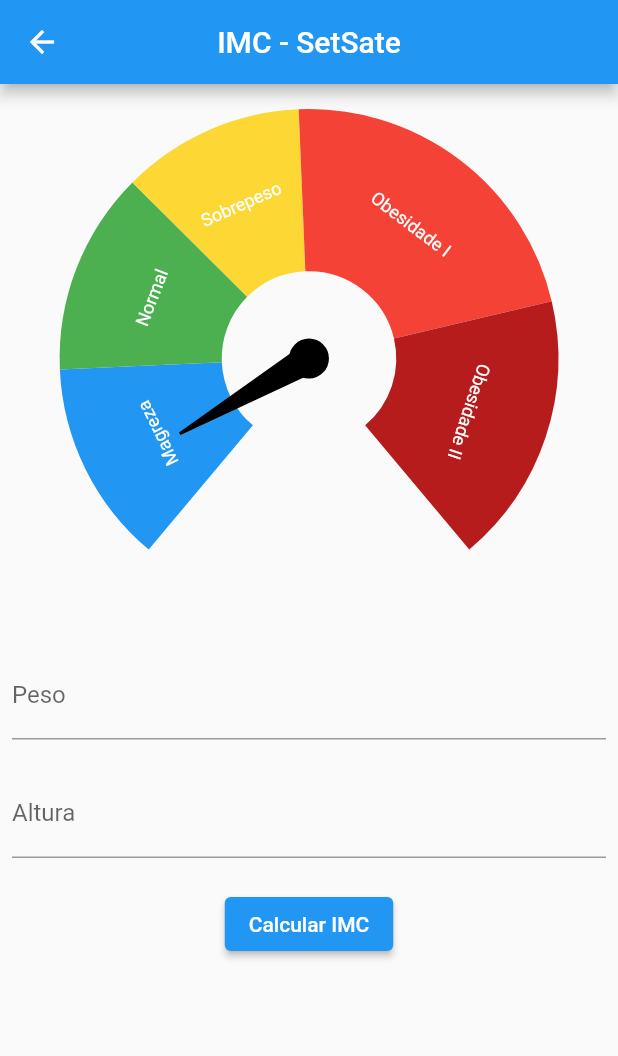
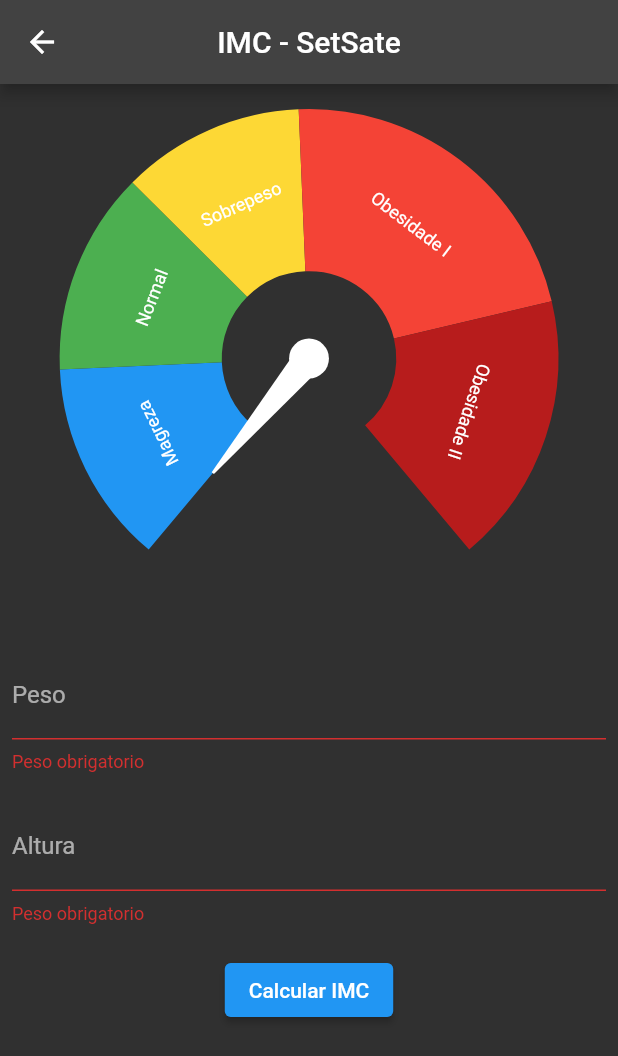
Before and after one commit to ErnestoMoraes/calculateIMC, a Flutter app: the ImcSetstatePage screen opened directly, after a tap on "Calcular IMC", on a phone screen of 412 x 824 dp. Shown: the top 1056 px of the screen. Run offline on Flutter 3.47's test engine with Material 2 defaults, Android fonts, the phone set to English and light mode, and no system bars; drawn by our look-alikes of syncfusion_flutter_gauges; our stand-ins replace currency_text_input_formatter.

Commit message:
SetState pronta!

```diff
--- a/lib/main.dart
+++ b/lib/main.dart
@@ -12,10 +12,8 @@ class MyApp extends StatelessWidget {
   Widget build(BuildContext context) {
     return MaterialApp(
       title: 'Calculate IMC',
-      theme: ThemeData(
-        primarySwatch: Colors.blue,
-      ),
-      home: HomePage(),
+      theme: ThemeData.dark(),
+      home: const HomePage(),
     );
   }
 }
--- a/lib/setState/imc_setstate_page.dart
+++ b/lib/setState/imc_setstate_page.dart
@@ -1,7 +1,9 @@
-import 'package:calca_imc/widgets/imc_gauge_range.dart';
+import 'dart:math';
+
+import 'package:calca_imc/widgets/imc_gauge.dart';
 import 'package:currency_text_input_formatter/currency_text_input_formatter.dart';
 import 'package:flutter/material.dart';
-import 'package:syncfusion_flutter_gauges/gauges.dart';
+import 'package:intl/intl.dart';
 
 class ImcSetstatePage extends StatefulWidget {
   const ImcSetstatePage({Key? key}) : super(key: key);
@@ -13,6 +15,18 @@ class ImcSetstatePage extends StatefulWidget {
 class _ImcSetstatePageState extends State<ImcSetstatePage> {
   final pesoEC = TextEditingController();
   final alturaEC = TextEditingController();
+  final formKey = GlobalKey<FormState>();
+  var imc = 0.0;
+
+  Future<void> _calcIMC({required double peso, required double altura}) async {
+    setState(() {
+      imc = 0;
+    });
+    await Future.delayed(const Duration(seconds: 1));
+    setState(() {
+      imc = peso / pow(altura, 2);
+    });
+  }
 
   @override
   void dispose() {
@@ -29,59 +43,13 @@ class _ImcSetstatePageState extends State<ImcSetstatePage> {
         centerTitle: true,
       ),
       body: SingleChildScrollView(
+        child: Form(
+          key: formKey,
           child: Padding(
             padding: const EdgeInsets.all(8.0),
             child: Column(
               children: [
-              SfRadialGauge(
-                axes: [
-                  RadialAxis(
-                    showLabels: false,
-                    showAxisLine: false,
-                    showTicks: false,
-                    minimum: 12.5,
-                    maximum: 47.9,
-                    ranges: [
-                      ImcGaugeRange(
-                        color: Colors.blue,
-                        start: 12.5,
-                        end: 18.5,
-                        label: 'Magreza',
-                      ),
-                      ImcGaugeRange(
-                        color: Colors.green,
-                        start: 18.5,
-                        end: 24.5,
-                        label: 'Normal',
-                      ),
-                      ImcGaugeRange(
-                        color: Colors.yellow[600]!,
-                        start: 24.5,
-                        end: 29.9,
-                        label: 'Sobrepeso',
-                      ),
-                      ImcGaugeRange(
-                        color: Colors.red[500]!,
-                        start: 29.9,
-                        end: 39.9,
-                        label: 'Obesidade I',
-                      ),
-                      ImcGaugeRange(
-                        color: Colors.red[900]!,
-                        start: 39.9,
-                        end: 47.9,
-                        label: 'Obesidade II',
-                      ),
-                    ],
-                    pointers: const [
-                      NeedlePointer(
-                        value: 15.0,
-                        enableAnimation: true,
-                      )
-                    ],
-                  ),
-                ],
-              ),
+                ImcGauge(imc: imc),
                 const SizedBox(height: 20),
                 TextFormField(
                     controller: pesoEC,
@@ -94,7 +62,11 @@ class _ImcSetstatePageState extends State<ImcSetstatePage> {
                           decimalDigits: 2,
                           turnOffGrouping: true)
                     ],
-              ),
+                    validator: (String? value) {
+                      if (value == null || value.isEmpty) {
+                        return 'Peso obrigatorio';
+                      }
+                    }),
                 const SizedBox(height: 20),
                 TextFormField(
                   controller: alturaEC,
@@ -107,10 +79,28 @@ class _ImcSetstatePageState extends State<ImcSetstatePage> {
                         decimalDigits: 2,
                         turnOffGrouping: true)
                   ],
+                  validator: (String? value) {
+                    if (value == null || value.isEmpty) {
+                      return 'Peso obrigatorio';
+                    }
+                  },
                 ),
                 const SizedBox(height: 20),
-              ElevatedButton(onPressed: () {}, child: Text('Calcular IMC'))
+                ElevatedButton(
+                  onPressed: () {
+                    var formValid = formKey.currentState?.validate() ?? false;
+                    if (formValid) {
+                      var formatter = NumberFormat.simpleCurrency(
+                          locale: 'pt_BR', decimalDigits: 2);
+                      double peso = formatter.parse(pesoEC.text) as double;
+                      double altura = formatter.parse(alturaEC.text) as double;
+                      _calcIMC(peso: peso, altura: altura);
+                    }
+                  },
+                  child: const Text('Calcular IMC'),
+                ),
               ],
+            ),
           ),
         ),
       ),
--- /dev/null
+++ b/lib/widgets/imc_gauge.dart
@@ -0,0 +1,66 @@
+// ignore_for_file: public_member_api_docs, sort_constructors_first
+import 'package:flutter/material.dart';
+import 'package:syncfusion_flutter_gauges/gauges.dart';
+
+import 'imc_gauge_range.dart';
+
+class ImcGauge extends StatelessWidget {
+  final double imc;
+  const ImcGauge({
+    Key? key,
+    required this.imc,
+  }) : super(key: key);
+
+  @override
+  Widget build(BuildContext context) {
+    return SfRadialGauge(
+      axes: [
+        RadialAxis(
+          showLabels: false,
+          showAxisLine: false,
+          showTicks: false,
+          minimum: 12.5,
+          maximum: 47.9,
+          ranges: [
+            ImcGaugeRange(
+              color: Colors.blue,
+              start: 12.5,
+              end: 18.5,
+              label: 'Magreza',
+            ),
+            ImcGaugeRange(
+              color: Colors.green,
+              start: 18.5,
+              end: 24.5,
+              label: 'Normal',
+            ),
+            ImcGaugeRange(
+              color: Colors.yellow[600]!,
+              start: 24.5,
+              end: 29.9,
+              label: 'Sobrepeso',
+            ),
+            ImcGaugeRange(
+              color: Colors.red[500]!,
+              start: 29.9,
+              end: 39.9,
+              label: 'Obesidade I',
+            ),
+            ImcGaugeRange(
+              color: Colors.red[900]!,
+              start: 39.9,
+              end: 47.9,
+              label: 'Obesidade II',
+            ),
+          ],
+          pointers:  [
+            NeedlePointer(
+              value: imc,
+              enableAnimation: true,
+            )
+          ],
+        ),
+      ],
+    );
+  }
+}
--- a/pubspec.yaml
+++ b/pubspec.yaml
@@ -37,6 +37,7 @@ dependencies:
   cupertino_icons: ^1.0.2
   syncfusion_flutter_gauges: ^20.4.52
   currency_text_input_formatter: ^2.1.9
+  intl: ^0.18.0
 
 dev_dependencies:
   flutter_test:
```
Also changed, not shown: lib/template.dart (added, +61 -0 lines), pubspec.lock. Lines whose indentation alone changed are shown as unchanged.
